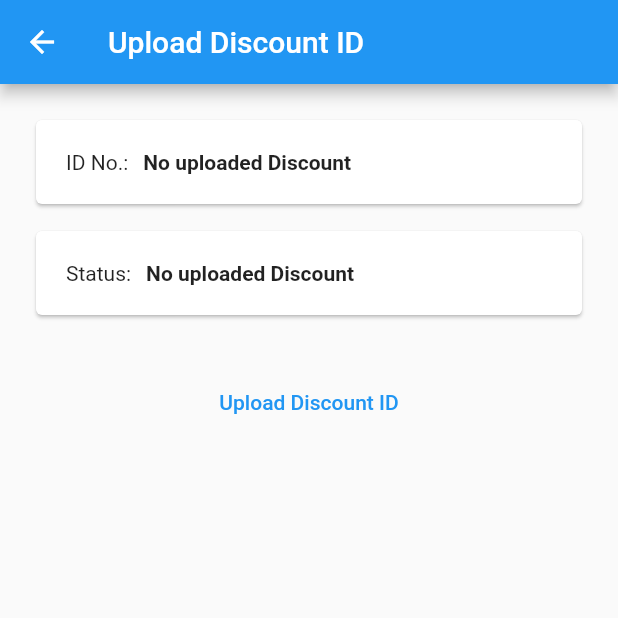
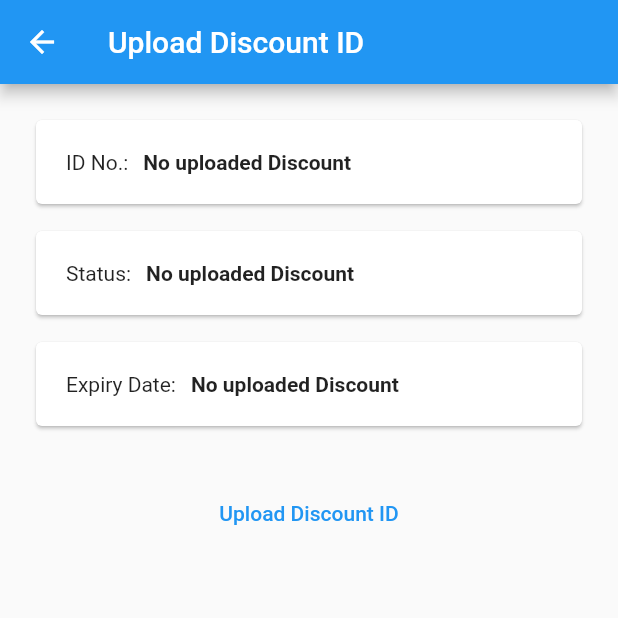
Before and after one commit to cftiangco/puv_tracker_mobileapp, a Flutter app: the Discount screen opened directly, on a phone screen of 412 x 824 dp, the top half of it. Run offline on Flutter 3.47's test engine with Material 2 defaults, Android fonts, the light colour scheme and no system bars; our stand-ins replace shared_preferences; missing offline and left inert: pay; accounts and stored records are empty; network calls fail.

Commit message:
added discounts expiry

```diff
--- a/lib/pages/discount.dart
+++ b/lib/pages/discount.dart
@@ -49,6 +49,7 @@ class _DiscountState extends State<Discount> {
 
   @override
   Widget build(BuildContext context) {
+    print(this.token);
     return Scaffold(
       appBar: AppBar(
         title: Text('Upload Discount ID'),
@@ -90,7 +91,29 @@ class _DiscountState extends State<Discount> {
                       width: 10,
                     ),
                     Text(
-                      this.discount?['status'] ?? "No uploaded Discount",
+                      this.discount?['expiry_status'] ?? "No uploaded Discount",
+                      style: TextStyle(
+                        fontWeight: FontWeight.bold,
+                      ),
+                    ),
+                  ],
+                ),
+              ),
+            ),
+            SizedBox(
+              height: 10,
+            ),
+            Card(
+              child: Padding(
+                padding: const EdgeInsets.all(20.0),
+                child: Row(
+                  children: [
+                    Text('Expiry Date:'),
+                    SizedBox(
+                      width: 10,
+                    ),
+                    Text(
+                      this.discount?['expiry'] ?? "No uploaded Discount",
                       style: TextStyle(
                         fontWeight: FontWeight.bold,
                       ),
```
